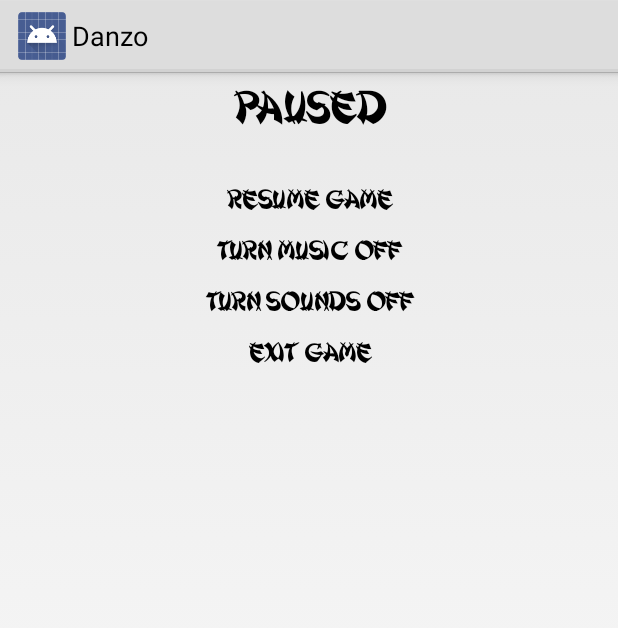
After one commit to onowrouzi/SideScroller, an Android app: the fragment PauseDialog shown on its own in the app's theme, on a phone screen of 412 x 824 dp. The commit adds this screen. Shown: the top 628 px of the screen. Run offline under Robolectric (Android 15) with nearby library versions, the phone set to English and light mode, and no system bars; 1 statement that could not run was skipped.

Commit message:
Added custom pause menu

```diff
--- /dev/null
+++ b/app/src/main/java/io/github/onowrouzi/sidescroller/view/Fragments/PauseDialog.java
@@ -0,0 +1,82 @@
+package io.github.onowrouzi.sidescroller.view.Fragments;
+
+import android.app.DialogFragment;
+import android.graphics.Typeface;
+import android.os.Bundle;
+import android.view.LayoutInflater;
+import android.view.View;
+import android.view.ViewGroup;
+import android.view.Window;
+import android.widget.TextView;
+
+import io.github.onowrouzi.sidescroller.GameActivity;
+import io.github.onowrouzi.sidescroller.MainActivity;
+import io.github.onowrouzi.sidescroller.R;
+import io.github.onowrouzi.sidescroller.controller.GameThread;
+import io.github.onowrouzi.sidescroller.view.GameDialogManager;
+
+public class PauseDialog extends DialogFragment {
+
+    public static TextView txtPaused, txtResume, txtMusicToggle, txtSoundsToggle, txtExit;
+
+    @Override
+    public View onCreateView(LayoutInflater inflater, ViewGroup container,
+                             Bundle savedInstanceState) {
+        View view = inflater.inflate(R.layout.pause_menu, container);
+        getDialog().getWindow().requestFeature(Window.FEATURE_NO_TITLE);
+
+        txtPaused = (TextView) view.findViewById(R.id.txt_paused);
+        txtPaused.setTypeface(MainActivity.font);
+
+        txtResume = (TextView) view.findViewById(R.id.txt_resume);
+        txtResume.setTypeface(MainActivity.font);
+        txtResume.setOnClickListener(new View.OnClickListener() {
+            @Override
+            public void onClick(View v) {
+                GameThread.paused = false;
+                dismiss();
+            }
+        });
+
+        txtMusicToggle = (TextView) view.findViewById(R.id.txt_music_toggle);
+        txtMusicToggle.setTypeface(MainActivity.font);
+        txtMusicToggle.setOnClickListener(new View.OnClickListener() {
+            @Override
+            public void onClick(View v) {
+                if (GameActivity.isMuted) {
+                    MainActivity.mServ.resumeMusic();
+                    GameActivity.isMuted = false;
+                } else {
+                    MainActivity.mServ.pauseMusic();
+                    GameActivity.isMuted = true;
+                }
+                String muteOrNot = GameActivity.isMuted ? "Turn Music ON" : "Turn Music OFF";
+                txtMusicToggle.setText(muteOrNot);
+            }
+        });
+
+        txtSoundsToggle = (TextView) view.findViewById(R.id.txt_sounds_toggle);
+        txtSoundsToggle.setTypeface(MainActivity.font);
+        txtSoundsToggle.setOnClickListener(new View.OnClickListener() {
+            @Override
+            public void onClick(View v) {
+                GameActivity.soundsEnabled = !GameActivity.soundsEnabled;
+                String soundsOnOrOff = GameActivity.soundsEnabled ? "Turn Sounds OFF" : "Turn Sounds ON";
+                txtSoundsToggle.setText(soundsOnOrOff);
+            }
+        });
+
+        txtExit = (TextView) view.findViewById(R.id.txt_exit);
+        txtExit.setTypeface(MainActivity.font);
+        txtExit.setOnClickListener(new View.OnClickListener() {
+            @Override
+            public void onClick(View v) {
+                dismiss();
+                GameDialogManager.exitDialog.show();
+            }
+        });
+
+        return view;
+    }
+
+}
--- a/app/src/main/java/io/github/onowrouzi/sidescroller/view/GamePanel.java
+++ b/app/src/main/java/io/github/onowrouzi/sidescroller/view/GamePanel.java
@@ -84,7 +84,7 @@ public class GamePanel extends SurfaceView implements SurfaceHolder.Callback {
                     a.runOnUiThread(new Runnable() {
                         @Override
                         public void run() {
-                            GameActivity.gameDialogManager.showGameOverDialog();
+                            GameDialogManager.gameOverDialog.show();
                         }
                     });
                 }
--- /dev/null
+++ b/app/src/main/res/layout/pause_menu.xml
@@ -0,0 +1,64 @@
+<?xml version="1.0" encoding="utf-8"?>
+<RelativeLayout xmlns:android="http://schemas.android.com/apk/res/android"
+    android:layout_width="match_parent"
+    android:layout_height="match_parent"
+    android:id="@+id/pause_menu_layout">
+
+    <TextView
+        android:layout_width="fill_parent"
+        android:layout_height="wrap_content"
+        android:textAppearance="?android:attr/textAppearanceLarge"
+        android:text="PAUSED"
+        android:id="@+id/txt_paused"
+        android:layout_alignParentTop="true"
+        android:layout_centerHorizontal="true"
+        android:textAlignment="center"
+        android:padding="5dp"
+        android:layout_marginBottom="20dp"
+        android:textSize="30sp" />
+
+    <TextView
+        android:layout_width="fill_parent"
+        android:layout_height="wrap_content"
+        android:textAppearance="?android:attr/textAppearanceMedium"
+        android:text="Resume Game"
+        android:id="@+id/txt_resume"
+        android:layout_below="@+id/txt_paused"
+        android:layout_centerHorizontal="true"
+        android:textAlignment="center"
+        android:padding="5dp" />
+
+    <TextView
+        android:layout_width="fill_parent"
+        android:layout_height="wrap_content"
+        android:textAppearance="?android:attr/textAppearanceMedium"
+        android:text="Turn Music OFF"
+        android:id="@+id/txt_music_toggle"
+        android:layout_below="@+id/txt_resume"
+        android:layout_centerHorizontal="true"
+        android:textAlignment="center"
+        android:padding="5dp" />
+
+    <TextView
+        android:layout_width="fill_parent"
+        android:layout_height="wrap_content"
+        android:textAppearance="?android:attr/textAppearanceMedium"
+        android:text="Turn Sounds OFF"
+        android:id="@+id/txt_sounds_toggle"
+        android:layout_below="@+id/txt_music_toggle"
+        android:layout_centerHorizontal="true"
+        android:textAlignment="center"
+        android:padding="5dp" />
+
+    <TextView
+        android:layout_width="fill_parent"
+        android:layout_height="wrap_content"
+        android:textAppearance="?android:attr/textAppearanceMedium"
+        android:text="Exit Game"
+        android:id="@+id/txt_exit"
+        android:layout_below="@+id/txt_sounds_toggle"
+        android:layout_centerHorizontal="true"
+        android:textAlignment="center"
+        android:padding="5dp"
+        android:layout_marginBottom="20dp" />
+</RelativeLayout>
```
Also changed, not shown: app/src/main/java/io/github/onowrouzi/sidescroller/view/GameDialogManager.java (+27 -50 lines).
